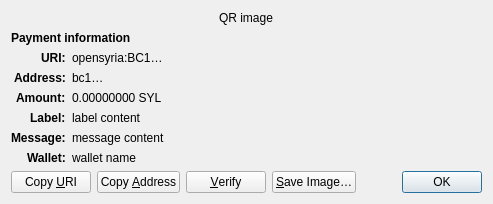
Qt form src/qt/forms/receiverequestdialog.ui (opensyria/OpenSyria) before a commit.
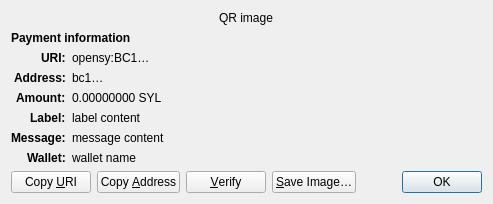
The same form after that commit. Custom widgets are drawn as their Qt base class.

What changed in the file:
```diff
--- a/src/qt/forms/receiverequestdialog.ui
+++ b/src/qt/forms/receiverequestdialog.ui
@@ -65,7 +65,7 @@
    <item row="2" column="1" alignment="Qt::AlignTop">
     <widget class="QLabel" name="uri_content">
      <property name="text">
-      <string notr="true">opensyria:BC1…</string>
+      <string notr="true">opensy:BC1…</string>
      </property>
      <property name="textFormat">
       <enum>Qt::RichText</enum>
```
